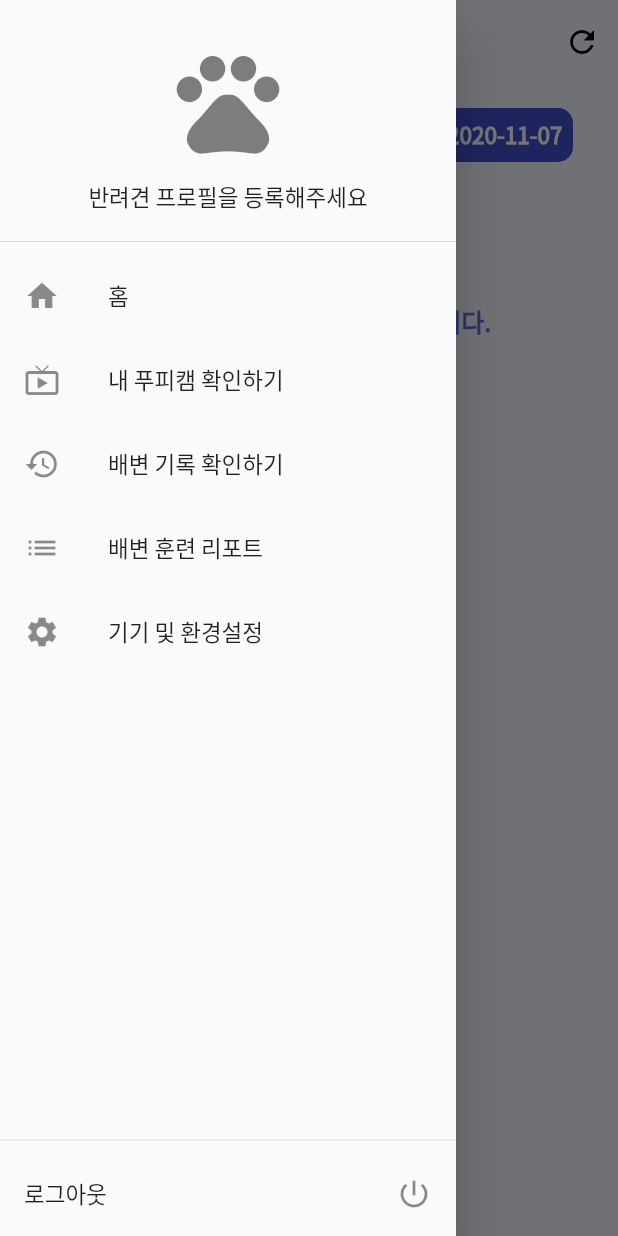
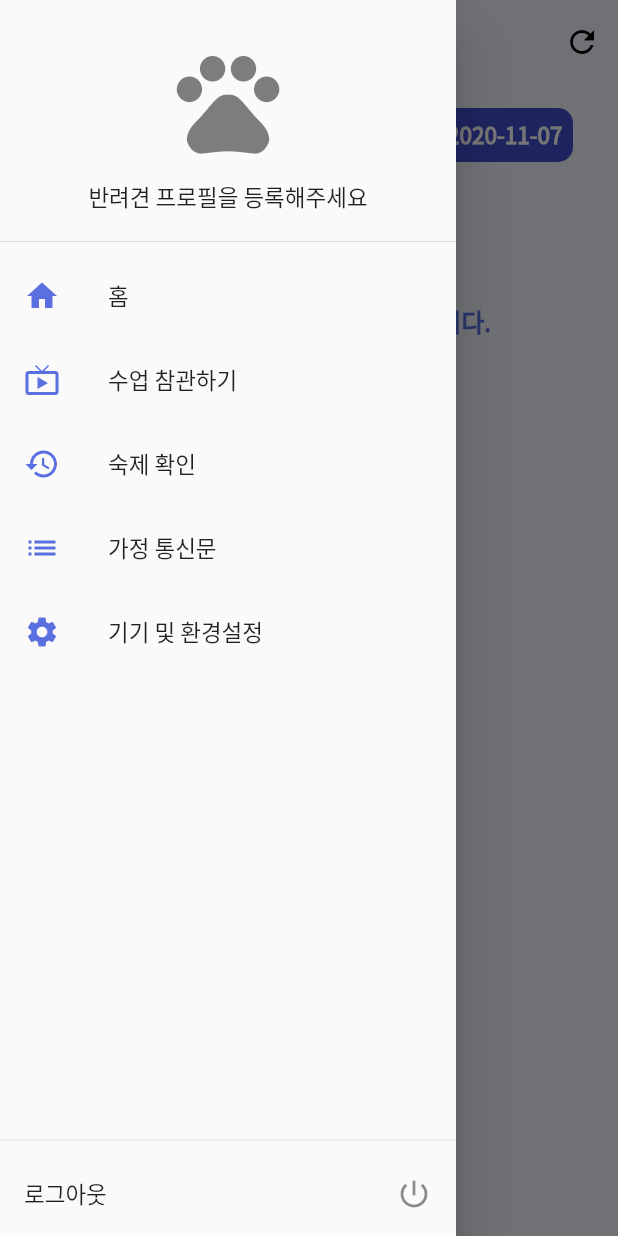
Before and after one commit to livlikwav/GoodPooPee_frontend, a Flutter app: the LogsScreen screen opened by its route, with the side drawer open, on a phone screen of 412 x 824 dp. Run offline on Flutter 3.47's test engine with Material 2 defaults, Android fonts, the phone set to English and light mode, and no system bars; our stand-ins replace dio, fl_chart, flutter_svg, image_gallery_saver, liquid_progress_indicator, lottie and 1 more; missing offline and left inert: add_thumbnail, fab_circular_menu, flutter_vlc_player, rulers, video_thumbnail; accounts and stored records are empty; generated files the repository leaves out were written again; statements that could not run were skipped.

Commit message:
Update logs screen ruler widget & change overall text and colors

```diff
--- a/gpp_app/lib/screens/home/home.dart
+++ b/gpp_app/lib/screens/home/home.dart
@@ -90,7 +90,7 @@ class _HomeScreenState extends State<HomeScreen> {
                       mainAxisAlignment: MainAxisAlignment.spaceBetween,
                       children: [
                         Text(
-                          '당신의 굿푸피',
+                          '오늘의 배변 노트',
                           style: Theme.of(context).textTheme.subtitle1,
                         ),
                         GestureDetector(
@@ -154,7 +154,7 @@ class _HomeScreenState extends State<HomeScreen> {
                     //   ),
                     // ),
                     Text(
-                      '굿푸피를 위한 훈련 가이드',
+                      '부모 참고서',
                       style: Theme.of(context).textTheme.subtitle1,
                     ),
                     Expanded(
--- a/gpp_app/lib/screens/report/report.dart
+++ b/gpp_app/lib/screens/report/report.dart
@@ -132,19 +132,15 @@ class _ReportScreenState extends State<ReportScreen> {
                           crossAxisAlignment: CrossAxisAlignment.start,
                           children: <Widget>[
                             Text(
-                              '오늘의 굿푸피',
+                              '가정 통신문',
                               style: Theme.of(context).textTheme.subtitle1,
                             ),
                             DailyReportCard(dailyReport),
                             Text(
-                              '이번주 굿푸피',
+                              '생활 기록부',
                               style: Theme.of(context).textTheme.subtitle1,
                             ),
                             WeeklyReportCard(weeklyReport, todaysDate),
-                            Text(
-                              '전체 통계',
-                              style: Theme.of(context).textTheme.subtitle1,
-                            ),
                             TotalReportCard(totalReport),
                           ],
                         ),
--- a/gpp_app/lib/widgets/drawer_menu.dart
+++ b/gpp_app/lib/widgets/drawer_menu.dart
@@ -129,7 +129,7 @@ class _DrawerMenuState extends State<DrawerMenu> {
                   },
                 ),
                 _menuTile(
-                  label: '내 푸피캠 확인하기',
+                  label: '수업 참관하기',
                   style: Theme.of(context).textTheme.bodyText2,
                   leading: Icons.live_tv,
                   onTap: () {
@@ -137,7 +137,7 @@ class _DrawerMenuState extends State<DrawerMenu> {
                   },
                 ),
                 _menuTile(
-                  label: '배변 기록 확인하기',
+                  label: '숙제 확인',
                   leading: Icons.history,
                   style: Theme.of(context).textTheme.bodyText2,
                   onTap: () {
@@ -146,7 +146,7 @@ class _DrawerMenuState extends State<DrawerMenu> {
                   },
                 ),
                 _menuTile(
-                  label: '배변 훈련 리포트',
+                  label: '가정 통신문',
                   leading: Icons.list,
                   style: Theme.of(context).textTheme.bodyText2,
                   onTap: () {
@@ -192,7 +192,10 @@ ListTile _menuTile({
   @required IconData leading,
 }) {
   return ListTile(
-    leading: Icon(leading),
+    leading: Icon(
+      leading,
+      color: AppColors.primaryColor,
+    ),
     title: Text(
       label,
       style: style,
```
Also changed, not shown: gpp_app/lib/screens/logs/components/photo_item.dart (+19 -5 lines), gpp_app/lib/screens/logs/logs.dart (+21 -13 lines), gpp_app/lib/screens/report/widgets/daily_report_card.dart (+100 -94 lines).
